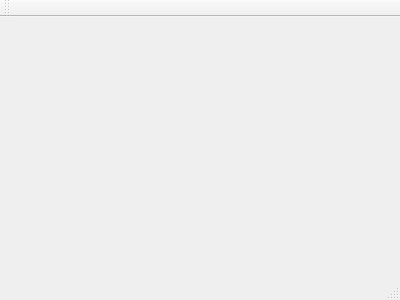
This is qt/dumper/mainwindow.ui in sinojelly/crashdump_mingw as Qt 5 draws it before an edit. The edited form follows.
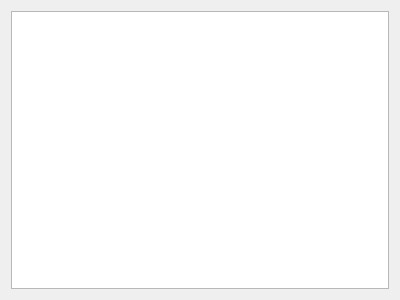
This is the edited form.

```diff
--- a/qt/dumper/mainwindow.ui
+++ b/qt/dumper/mainwindow.ui
@@ -12,13 +12,19 @@
   <property name="windowTitle" >
    <string>MainWindow</string>
   </property>
-  <widget class="QMenuBar" name="menuBar" />
-  <widget class="QToolBar" name="mainToolBar" />
-  <widget class="QWidget" name="centralWidget" />
-  <widget class="QStatusBar" name="statusBar" />
+  <widget class="QWidget" name="centralWidget">
+   <layout class="QVBoxLayout" name="verticalLayout">
+    <item>
+     <widget class="QPlainTextEdit" name="textDump">
+      <property name="readOnly">
+       <bool>true</bool>
+      </property>
+     </widget>
+    </item>
+   </layout>
+  </widget>
  </widget>
- <layoutDefault spacing="6" margin="11" />
- <pixmapfunction></pixmapfunction>
+ <layoutdefault spacing="6" margin="11"/>
  <resources/>
  <connections/>
 </ui>
```
Left out of the diff: 7 changed lines with no effect on the pictures.
